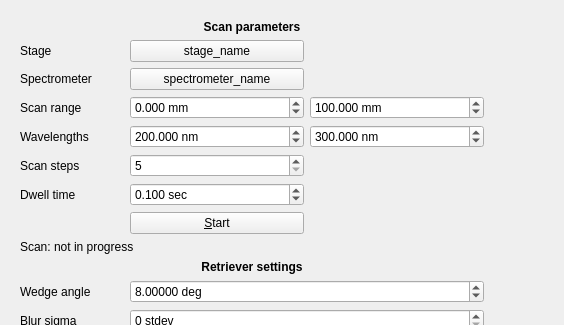
The window that las_dispersion_scan/ui/main.ui (slactjohnson/las-dispersion-scan) describes before a commit, drawn with Qt 5; both pictures show x 0 to 564 and y 0 to 325 of the 985 by 778 pixel window.
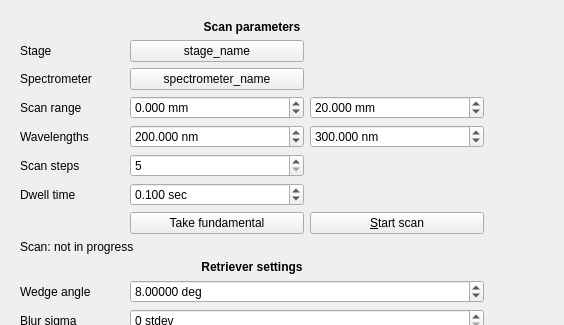
The same window after the commit. Custom widgets are drawn as their Qt base class.

Commit message: ENH: scan run in GUI can now be reconstructed

```diff
--- a/las_dispersion_scan/ui/main.ui
+++ b/las_dispersion_scan/ui/main.ui
@@ -537,20 +537,7 @@
           <double>10000000000.000000000000000</double>
          </property>
          <property name="value">
-          <double>100.000000000000000</double>
-         </property>
-        </widget>
-       </item>
-       <item row="8" column="1">
-        <widget class="QPushButton" name="scan_button">
-         <property name="sizePolicy">
-          <sizepolicy hsizetype="Preferred" vsizetype="Maximum">
-           <horstretch>0</horstretch>
-           <verstretch>0</verstretch>
-          </sizepolicy>
-         </property>
-         <property name="text">
-          <string>&amp;Start</string>
+          <double>20.000000000000000</double>
          </property>
         </widget>
        </item>
@@ -879,6 +866,32 @@
          </property>
         </widget>
        </item>
+       <item row="7" column="2">
+        <widget class="QPushButton" name="scan_button">
+         <property name="sizePolicy">
+          <sizepolicy hsizetype="Preferred" vsizetype="Maximum">
+           <horstretch>0</horstretch>
+           <verstretch>0</verstretch>
+          </sizepolicy>
+         </property>
+         <property name="text">
+          <string>&amp;Start scan</string>
+         </property>
+        </widget>
+       </item>
+       <item row="7" column="1">
+        <widget class="QPushButton" name="take_fundamental_button">
+         <property name="sizePolicy">
+          <sizepolicy hsizetype="Preferred" vsizetype="Maximum">
+           <horstretch>0</horstretch>
+           <verstretch>0</verstretch>
+          </sizepolicy>
+         </property>
+         <property name="text">
+          <string>Take fundamental</string>
+         </property>
+        </widget>
+       </item>
       </layout>
      </widget>
      <widget class="QFrame" name="right_frame">
```
Left out of the diff: 4 changed lines with no effect on the pictures. The commit also changes 3 other files.
